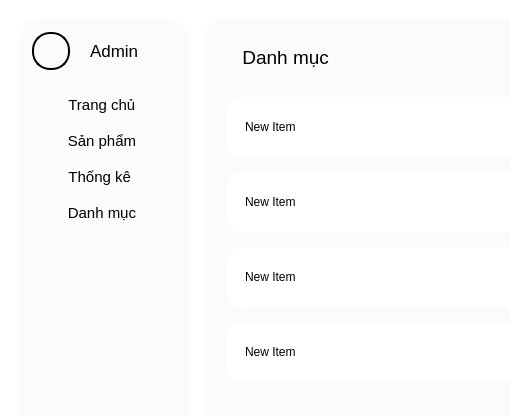
Old version of the form SPCK/GUI/admin.ui in the repository MaiNgocChau9/Python-App-Instance; both pictures show x 0 to 510 and y 0 to 416 of the 1014 by 611 pixel window.
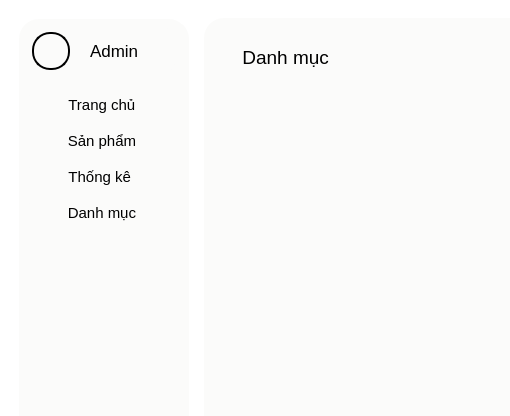
New version of the form. The open tabs and pages were chosen to show the change. Icons and pictures are not drawn.

Patch:
```diff
--- a/SPCK/GUI/admin.ui
+++ b/SPCK/GUI/admin.ui
@@ -973,9 +973,62 @@
            </item>
            <item>
             <widget class="QWidget" name="widget" native="true">
+             <property name="styleSheet">
+              <string notr="true">QScrollArea{
+	background-color: #f0f0f0;
+}
+/* #!VERTICAL SCROLLBAR */
+QScrollBar:vertical{
+	border: none;
+	width: 16px;
+	border-radius: 0px;
+	background: white;
+}
+
+/* #!HANDLE BAR VERTICAL */
+QScrollBar::handle:vertical {	
+	border-left: 3px solid #f1f1f1;
+	background-color: #c1c1c1;
+	subcontrol-position: bottom;
+	subcontrol-origin: margin;
+}
+QScrollBar::handle:vertical:hover {	
+	border-left: 3px solid #f1f1f1;
+	background-color: #a8a8a8;
+	subcontrol-position: bottom;
+	subcontrol-origin: margin;
+}
+QScrollBar::handle:vertical:pressed {
+	border-left: 3px solid #f1f1f1;
+	background-color: #787878;
+	subcontrol-position: bottom;
+	subcontrol-origin: margin;
+}
+/* #!RESET ARROW */
+QScrollBar::up-arrow:vertical, QScrollBar::down-arrow:vertical {
+	background: #f1f1f1;
+    border-left: 5px solid #f1f1f1;
+}
+QScrollBar::add-page:vertical, QScrollBar::sub-page:vertical {
+	background: #f1f1f1;
+    border-left: 5px solid #f1f1f1;
+}
+/* #!HORIZONTAL SCROLLBAR */
+QScrollBar:horizontal{
+	border: none;
+	width: 16px;
+	border-radius: 0px;
+	background: white;
+}</string>
+             </property>
              <layout class="QVBoxLayout" name="verticalLayout_4">
               <item>
-               <widget class="QListWidget" name="listWidget">
+               <widget class="QListWidget" name="cg_list">
+                <property name="font">
+                 <font>
+                  <pointsize>12</pointsize>
+                 </font>
+                </property>
                 <property name="styleSheet">
                  <string notr="true">QListWidget{
 	border: 0px;
@@ -1015,26 +1068,6 @@
 	border: 2px solid gray;
 }</string>
                 </property>
-                <item>
-                 <property name="text">
-                  <string>New Item</string>
-                 </property>
-                </item>
-                <item>
-                 <property name="text">
-                  <string>New Item</string>
-                 </property>
-                </item>
-                <item>
-                 <property name="text">
-                  <string>New Item</string>
-                 </property>
-                </item>
-                <item>
-                 <property name="text">
-                  <string>New Item</string>
-                 </property>
-                </item>
                </widget>
               </item>
               <item>
```
Left out of the diff: 8 changed lines with no effect on the pictures.
